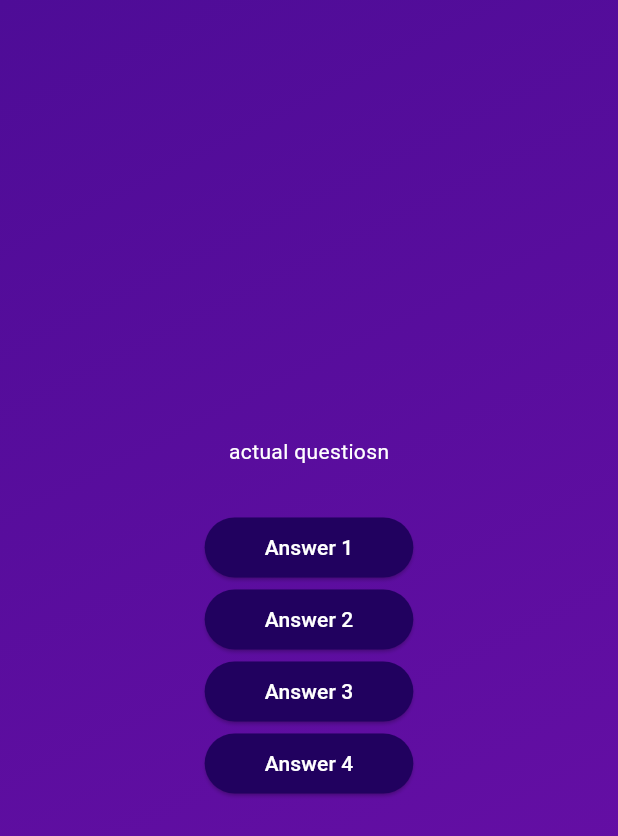
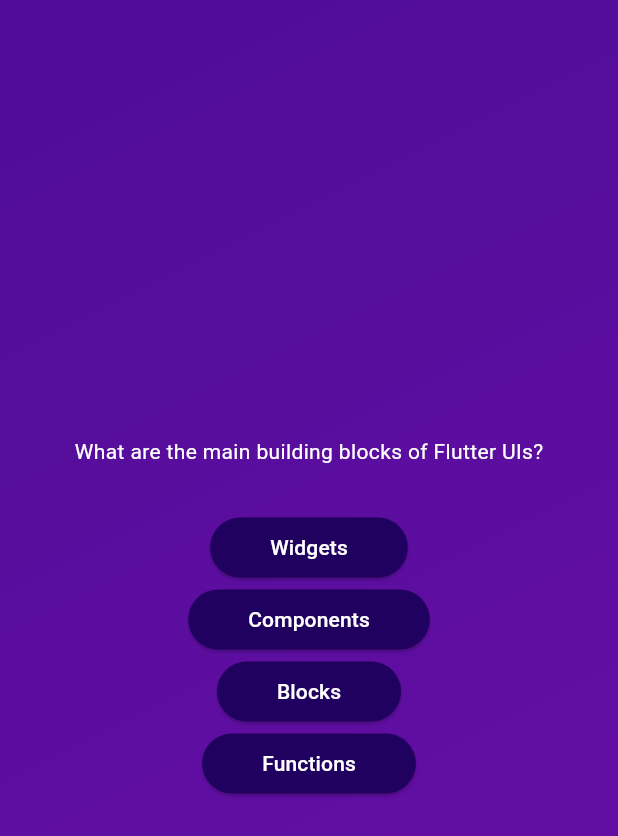
Before and after one commit to kika1s1/Dart, a Flutter app: the screen it shows after launch, after a tap on "Start Quiz", on a phone screen of 412 x 824 dp. Shown: the top 836 px of the screen. Run offline on Flutter 3.47's test engine with Material 3 defaults, Android fonts, the phone set to English and light mode, and no system bars.

Commit message:
answer button is pupolated with answer choice

```diff
--- a/quiz/lib/questions_screen.dart
+++ b/quiz/lib/questions_screen.dart
@@ -1,6 +1,7 @@
 
 import 'package:flutter/material.dart';
 import 'package:quiz/answer_button.dart';
+import 'package:quiz/data/questions.dart';
 class QuestionsScreen extends StatefulWidget {
   const QuestionsScreen({super.key});
   @override
@@ -10,25 +11,26 @@
 }
 
 class _QuestionsScreenState extends State<QuestionsScreen> {
+
   @override
   Widget build(BuildContext context) {
+    final currentQuestion = questions[0];
     return SizedBox(
       width: double.infinity,
       child: Column(
         mainAxisAlignment: MainAxisAlignment.center,
         children: [
-          const Text(
-            "actual questiosn",
-            style: TextStyle(color: Colors.white),
+          Text(
+            currentQuestion.text,
+            style: const TextStyle(color: Colors.white),
           ),
           const SizedBox(
             height: 30,
           ),
-           AnswerButton(answerText: "Answer 1", onTap:(){ }),
-           AnswerButton(answerText: "Answer 2", onTap:(){ }),
-           AnswerButton(answerText: "Answer 3", onTap:(){ }),
-           AnswerButton(answerText: "Answer 4", onTap:(){ }),
-
+           AnswerButton(answerText: currentQuestion.answers[0], onTap:(){ }),
+           AnswerButton(answerText: currentQuestion.answers[1], onTap:(){ }),
+           AnswerButton(answerText: currentQuestion.answers[2], onTap:(){ }),
+           AnswerButton(answerText: currentQuestion.answers[3], onTap:(){ }),
         ],
       ),
     );
```
